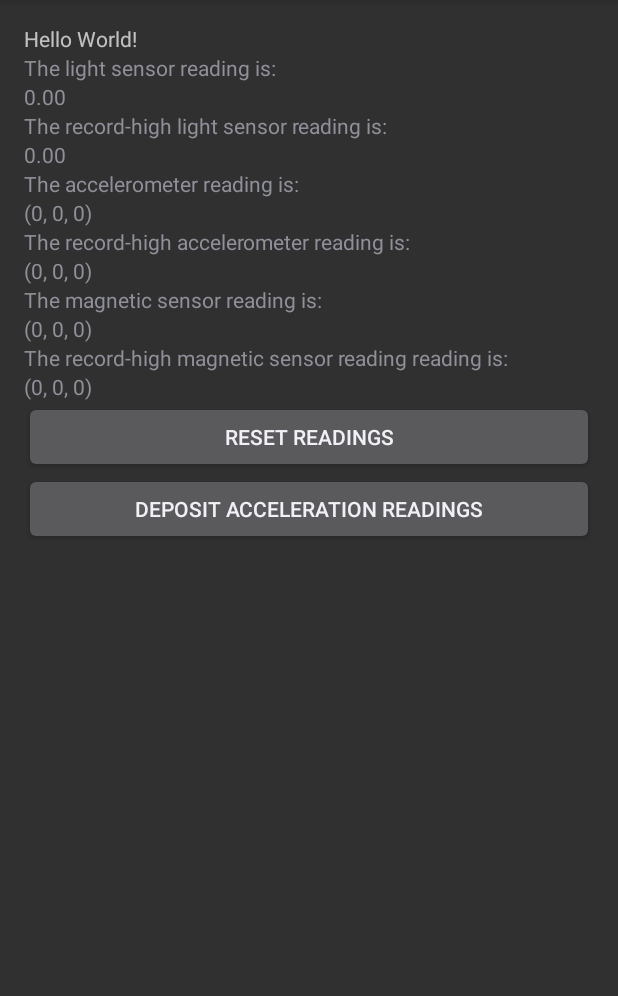
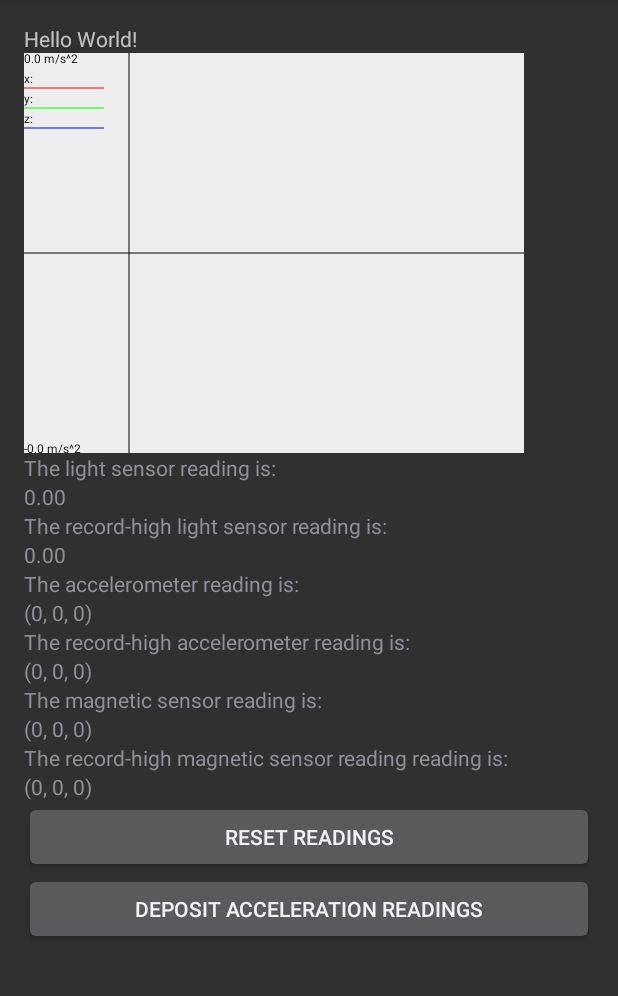
Before and after one commit to PatzHum/Lab1_202_24, an Android app: the screen it shows after launch (MainActivity), on a phone screen of 412 x 824 dp, the part 84-1080 px from its top. Run offline under Robolectric (Android 15) with nearby library versions, the phone set to English and light mode, and no system bars.

Commit message:
Inclass Sync

```diff
--- a/app/src/main/AndroidManifest.xml
+++ b/app/src/main/AndroidManifest.xml
@@ -8,7 +8,8 @@
         android:label="@string/app_name"
         android:supportsRtl="true"
         android:theme="@style/AppTheme">
-        <activity android:name=".MainActivity">
+        <activity android:name=".MainActivity"
+            android:screenOrientation="portrait">
             <intent-filter>
                 <action android:name="android.intent.action.MAIN" />
 
--- /dev/null
+++ b/app/src/main/java/lab0_202_24/uwaterloo/ca/lab1_202_24/LineGraphView.java
@@ -0,0 +1,218 @@
+/*
+ * Copyright Kirill Morozov 2012
+ *
+ *
+	This program is free software: you can redistribute it and/or modify
+    it under the terms of the GNU Lesser General Public License as published by
+    the Free Software Foundation, either version 3 of the License, or
+    (at your option) any later version.
+
+    This program is distributed in the hope that it will be useful,
+    but WITHOUT ANY WARRANTY; without even the implied warranty of
+    MERCHANTABILITY or FITNESS FOR A PARTICULAR PURPOSE.  See the
+    GNU Lesser General Public License for more details.
+
+    You should have received a copy of the GNU Lesser General Public License
+    along with this program.  If not, see <http://www.gnu.org/licenses/>.
+ *
+ *
+ */
+
+package lab0_202_24.uwaterloo.ca.lab1_202_24;
+
+import java.util.ArrayList;
+import java.util.Arrays;
+import java.util.List;
+
+import android.content.Context;
+import android.graphics.Canvas;
+import android.graphics.Paint;
+import android.util.Pair;
+import android.view.View;
+
+/**
+ * A simple implementation of a line graph widget.
+ * The x axis is not user configurable, but it assumes each sample is
+ * happening at a constant frequency.
+ *
+ * @author Kirill
+ *
+ */
+public class LineGraphView extends View
+{
+	private List<float[]> points = new ArrayList<float[]>();
+
+	private List<Paint> linePaints = new ArrayList<Paint>();
+
+	public final int[] defalutColors ={0xffff0000,
+										0xff00ff00,
+										0xff0000ff,
+										0xff000000,
+										0xffffff00,
+										0xffff00ff,
+										0xff00ffff,
+										};
+
+	private Paint graphPaint = new Paint();
+
+	private final int WIDTH = 400;
+	private final int HEIGHT = 400;
+	private final int AXIS_WIDTH = 100;
+
+	private float xScale, yScale;
+	private final int maxDataWidth;
+	private final List<String> labels;
+
+
+	/**
+	 *
+	 * @param context The application context. You can get your application context by calling getApplicationContext() from your Activity
+	 * @param dataWidth How many data points to display before the graph starts scrolling
+	 * @param labels A list of labels for the data points.
+	 */
+	public LineGraphView(Context context, int dataWidth, List<String> labels) {
+		super(context);
+		setBackgroundColor(0xffeeeeee);
+
+		for(int i =0; i < labels.size(); i++)
+			linePaints.add(new Paint());
+
+		maxDataWidth = dataWidth;
+		this.labels = labels;
+
+		setColors(defalutColors);
+	}
+
+	/**
+	 * Sets the colors for the y-values of the graph. Order should match the order of the labels.
+	 *
+	 * Colors are represented by an integer that looks like this:
+	 *
+	 * 0xAARRGGBB
+	 *
+	 * where AA = alpha;
+	 *       RR = red;
+	 *       GG = green;
+	 *       BB = blue;
+	 *
+	 * You can initialize an array of colors like this:
+	 *
+	 * private int[] colors = {0xffff0000,
+	 * 						0xff00ff00,
+	 * 						0xff0000ff}
+	 *
+	 * @param colors
+	 */
+	public void setColors(int[] colors)
+	{
+		for(int i = 0; i < Math.min(labels.size(), colors.length); i++)
+			linePaints.get(i).setColor(colors[i]);
+	}
+
+
+	/*
+	 * (non-Javadoc)
+	 * @see android.view.View#onMeasure(int, int)
+	 */
+	protected void onMeasure (int widthMeasureSpec, int heightMeasureSpec)
+	{
+		super.onMeasure(widthMeasureSpec, heightMeasureSpec);
+		setMeasuredDimension(WIDTH + AXIS_WIDTH, HEIGHT);
+	}
+
+	/**
+	 * Draws the graph itself
+	 * @param canvas
+	 */
+	private void prepForData(Canvas canvas)
+	{
+		canvas.drawLine(0, HEIGHT / 2, WIDTH + AXIS_WIDTH, HEIGHT / 2, graphPaint);
+		canvas.drawLine(5 + AXIS_WIDTH, 0, 5 + AXIS_WIDTH, HEIGHT, graphPaint);
+
+		float maxY = 0;
+
+		for(float[] pointArray : points){
+			for(float point : pointArray){
+				if(Math.abs(point) > maxY)
+					maxY = Math.abs(point);
+			}
+		}
+
+		xScale = WIDTH / (points.size()+1);
+		yScale = (HEIGHT / 2) / maxY;
+
+		canvas.drawText(Float.toString(maxY) + " m/s^2", 0, 10, graphPaint);
+		canvas.drawText("-" + Float.toString(maxY) + " m/s^2", 0, HEIGHT, graphPaint);
+
+		for(int i = 0; i < labels.size(); i++){
+			canvas.drawText(labels.get(i) + ":", 0, 30 + i*20, graphPaint);
+			canvas.drawLine(0, 35 + i*20, AXIS_WIDTH - 20, 35 + i *20, linePaints.get(i));
+		}
+	}
+
+	private void drawLine(Canvas canvas, int count, Float rawSrc, Float rawDest, Paint paint)
+	{
+		float graphSrcX, graphSrcY, graphDestX, graphDestY;
+
+		graphSrcX = (count - 1) * xScale + AXIS_WIDTH;
+		graphSrcY = HEIGHT - (rawSrc * yScale + (HEIGHT / 2));
+		graphDestX = (count) * xScale + AXIS_WIDTH;
+		graphDestY = HEIGHT - (rawDest * yScale + (HEIGHT / 2));
+
+		canvas.drawLine(graphSrcX, graphSrcY, graphDestX, graphDestY, paint);
+	}
+
+	/*
+	 * (non-Javadoc)
+	 * @see android.view.View#onDraw(android.graphics.Canvas)
+	 */
+	@Override
+	protected void onDraw(Canvas canvas){
+		super.onDraw(canvas);
+		prepForData(canvas);
+
+		for(int i = 1; i < points.size(); i++){
+			for(int j = 0; j < points.get(i).length; j++){
+				drawLine(canvas, i, points.get(i-1)[j], points.get(i)[j], linePaints.get(j));
+			}
+		}
+
+	}
+
+	/**
+	 * Adds a set of datapoints for the next x value. The data points should be in the same
+	 * order as the array of labels this object was initialized with.
+	 * @param y The array of datapoints.
+	 */
+	public void addPoint(float[] y)
+	{
+		points.add(y.clone());
+		if(points.size() > maxDataWidth)
+			points.remove(0);
+
+		invalidate();
+	}
+
+	/**
+	 * Adds a set of datapoints for the next x value. The data points should be in the same
+	 * order as the array of labels this object was initialized with.
+	 * @param y The List of datapoints.
+	 */
+	public void addPoint(List<Float> y)
+	{
+		float[] floats = new float[y.size()];
+
+		for(int i = 0; i < y.size(); i++){
+			floats[i] = y.get(i);
+		}
+		addPoint(y);
+	}
+
+	/**
+	 * Clears all the data from the graph.
+	 */
+	public void purge(){
+		points.clear();
+		invalidate();
+	}
+}
```
Also changed, not shown: app/src/main/java/lab0_202_24/uwaterloo/ca/lab1_202_24/MainActivity.java (+31 -12 lines).
